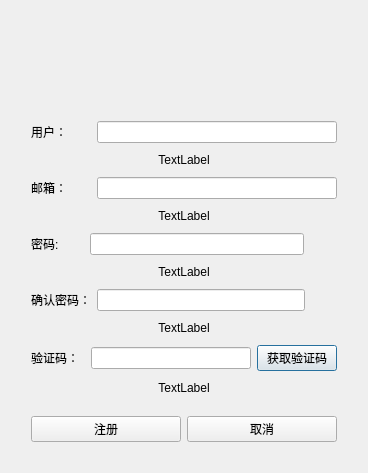
Before: the Qt Designer form ZhKeyesIMClient/UI/RegisterDlg.ui in Keyes117/ZhKeyesIM, drawn with Qt 5.
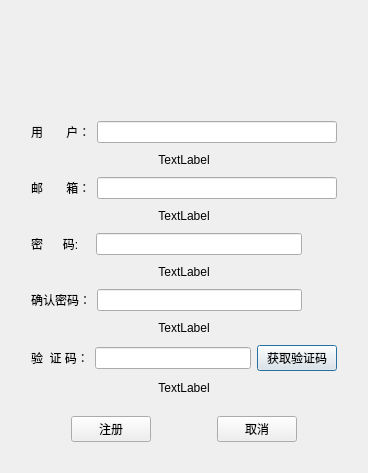
After: the same form once the commit is applied. Custom widgets are drawn as their Qt base class.

Commit message: feat:添加重置密码，登录相关逻辑

Diff of the .ui file:
```diff
--- a/ZhKeyesIMClient/UI/RegisterDlg.ui
+++ b/ZhKeyesIMClient/UI/RegisterDlg.ui
@@ -17,7 +17,7 @@
    <item>
     <spacer name="verticalSpacer_2">
      <property name="orientation">
-      <enum>Qt::Orientation::Vertical</enum>
+      <enum>Qt::Vertical</enum>
      </property>
      <property name="sizeHint" stdset="0">
       <size>
@@ -49,13 +49,7 @@
        <item>
         <widget class="QLabel" name="label_user">
          <property name="text">
-          <string>用户：</string>
-         </property>
-         <property name="textFormat">
-          <enum>Qt::TextFormat::AutoText</enum>
-         </property>
-         <property name="alignment">
-          <set>Qt::AlignmentFlag::AlignLeading|Qt::AlignmentFlag::AlignLeft|Qt::AlignmentFlag::AlignVCenter</set>
+          <string>用       户：</string>
          </property>
         </widget>
        </item>
@@ -70,7 +64,7 @@
         <string>TextLabel</string>
        </property>
        <property name="alignment">
-        <set>Qt::AlignmentFlag::AlignCenter</set>
+        <set>Qt::AlignCenter</set>
        </property>
       </widget>
      </item>
@@ -79,12 +73,12 @@
        <item>
         <widget class="QLabel" name="lable_email">
          <property name="text">
-          <string>邮箱：</string>
+          <string>邮       箱：</string>
          </property>
         </widget>
        </item>
        <item>
-        <widget class="QLineEdit" name="lineEdit_emal"/>
+        <widget class="QLineEdit" name="lineEdit_email"/>
        </item>
       </layout>
      </item>
@@ -94,16 +88,16 @@
         <string>TextLabel</string>
        </property>
        <property name="alignment">
-        <set>Qt::AlignmentFlag::AlignCenter</set>
+        <set>Qt::AlignCenter</set>
        </property>
       </widget>
      </item>
      <item>
-      <layout class="QHBoxLayout" name="layout_password" stretch="2,8,1">
+      <layout class="QHBoxLayout" name="layout_password" stretch="2,7,1">
        <item>
         <widget class="QLabel" name="label_password">
          <property name="text">
-          <string>密码:</string>
+          <string>密      码:</string>
          </property>
         </widget>
        </item>
@@ -125,12 +119,12 @@
         <string>TextLabel</string>
        </property>
        <property name="alignment">
-        <set>Qt::AlignmentFlag::AlignCenter</set>
+        <set>Qt::AlignCenter</set>
        </property>
       </widget>
      </item>
      <item>
-      <layout class="QHBoxLayout" name="layout_confirm" stretch="2,8,1">
+      <layout class="QHBoxLayout" name="layout_confirm" stretch="2,7,1">
        <item>
         <widget class="QLabel" name="label_confirm">
          <property name="text">
@@ -156,7 +150,7 @@
         <string>TextLabel</string>
        </property>
        <property name="alignment">
-        <set>Qt::AlignmentFlag::AlignCenter</set>
+        <set>Qt::AlignCenter</set>
        </property>
       </widget>
      </item>
@@ -165,7 +159,7 @@
        <item>
         <widget class="QLabel" name="label_code">
          <property name="text">
-          <string>验证码：</string>
+          <string>验  证 码：</string>
          </property>
         </widget>
        </item>
@@ -173,7 +167,7 @@
         <widget class="QLineEdit" name="lineEdit_code"/>
        </item>
        <item>
-        <widget class="TimerButton" name="button_code">
+        <widget class="QPushButton" name="button_code">
          <property name="text">
           <string>获取验证码</string>
          </property>
@@ -187,14 +181,14 @@
         <string>TextLabel</string>
        </property>
        <property name="alignment">
-        <set>Qt::AlignmentFlag::AlignCenter</set>
+        <set>Qt::AlignCenter</set>
        </property>
       </widget>
      </item>
      <item>
       <spacer name="verticalSpacer">
        <property name="orientation">
-        <enum>Qt::Orientation::Vertical</enum>
+        <enum>Qt::Vertical</enum>
        </property>
        <property name="sizeHint" stdset="0">
         <size>
@@ -205,7 +199,20 @@
       </spacer>
      </item>
      <item>
-      <layout class="QHBoxLayout" name="layout_operation">
+      <layout class="QHBoxLayout" name="layout_operation" stretch="0,3,4,3,0">
+       <item>
+        <spacer name="horizontalSpacer_2">
+         <property name="orientation">
+          <enum>Qt::Horizontal</enum>
+         </property>
+         <property name="sizeHint" stdset="0">
+          <size>
+           <width>40</width>
+           <height>20</height>
+          </size>
+         </property>
+        </spacer>
+       </item>
        <item>
         <widget class="QPushButton" name="button_register">
          <property name="text">
@@ -213,6 +220,19 @@
          </property>
         </widget>
        </item>
+       <item>
+        <spacer name="horizontalSpacer">
+         <property name="orientation">
+          <enum>Qt::Horizontal</enum>
+         </property>
+         <property name="sizeHint" stdset="0">
+          <size>
+           <width>40</width>
+           <height>20</height>
+          </size>
+         </property>
+        </spacer>
+       </item>
        <item>
         <widget class="QPushButton" name="button_cancel">
          <property name="text">
@@ -220,6 +240,19 @@
          </property>
         </widget>
        </item>
+       <item>
+        <spacer name="horizontalSpacer_3">
+         <property name="orientation">
+          <enum>Qt::Horizontal</enum>
+         </property>
+         <property name="sizeHint" stdset="0">
+          <size>
+           <width>40</width>
+           <height>20</height>
+          </size>
+         </property>
+        </spacer>
+       </item>
       </layout>
      </item>
     </layout>
@@ -233,11 +266,6 @@
    <extends>QLabel</extends>
    <header>clickedlabel.h</header>
   </customwidget>
-  <customwidget>
-   <class>TimerButton</class>
-   <extends>QPushButton</extends>
-   <header>timerbutton.h</header>
-  </customwidget>
  </customwidgets>
  <resources/>
  <connections/>
```
The commit also changes 31 other files.
